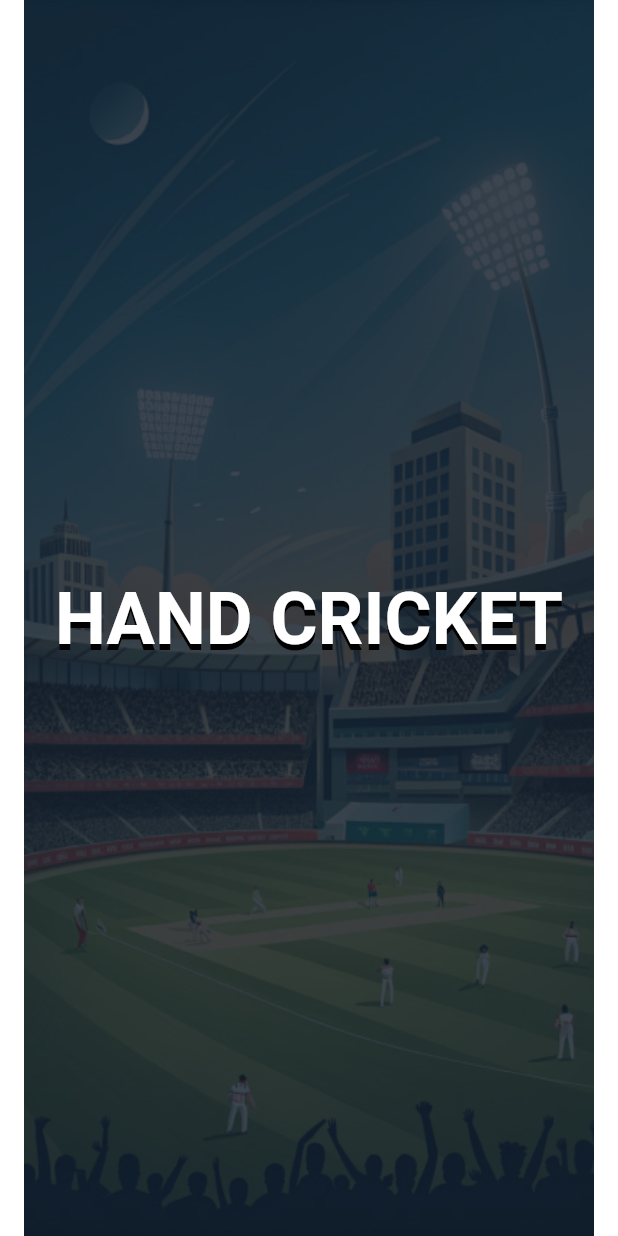
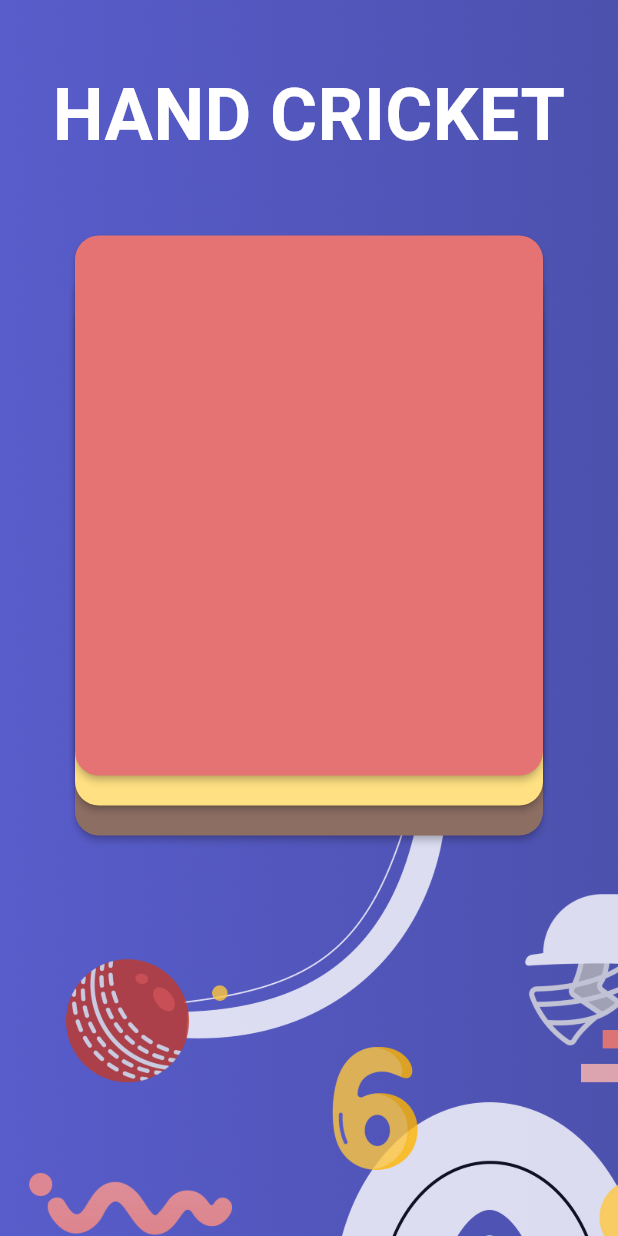
Before and after one commit to harshrajput1506/flutter_hand_cricket, a Flutter app: the screen it shows after launch, on a phone screen of 412 x 824 dp. Run offline on Flutter 3.47's test engine with Material 3 defaults, Android fonts, the phone set to English and light mode, and no system bars; our stand-ins replace google_fonts.

Commit message:
changes in homescreen

```diff
--- a/lib/home_screen.dart
+++ b/lib/home_screen.dart
@@ -1,47 +1,98 @@
 import 'package:flutter/material.dart';
 import 'package:google_fonts/google_fonts.dart';
-
 
 class HomeScreen extends StatefulWidget {
   const HomeScreen({super.key});
 
   @override
-  State<HomeScreen> createState() => _HomeScreen();
+  State<HomeScreen> createState() => _HomeScreenState();
 }
 
-class _HomeScreen extends State<HomeScreen> {
+class _HomeScreenState extends State<HomeScreen> {
+  final cards = [Colors.red[300], Colors.amber[200], Colors.brown[400]];
+
   @override
   Widget build(BuildContext context) {
-    return Stack(
+    return Scaffold(
+      body: Container(
+        /// Background image using BoxDecoration
+        decoration: const BoxDecoration(
+          image: DecorationImage(
+            image: AssetImage('assets/images/background.jpg'),
+            fit: BoxFit.cover,
+          ),
+        ),
+
+        /// Main content
+        child: SafeArea(
+          child: Center(
+            child: Column(
               children: [
-        Positioned.fill(child: Image.asset('assets/bg.jpg')),
-        Center(
-          child: Column(
-            mainAxisAlignment: MainAxisAlignment.center,
-            children: [
-              Padding(padding: const EdgeInsets.all(24),
+                const SizedBox(
+                  height: 30.0,
+                ),
+                Padding(
+                  padding: const EdgeInsets.all(12.0),
                   child: Text(
-                'HAND CRICKET',
+                    "HAND CRICKET",
+                    textAlign: TextAlign.center,
                     style: GoogleFonts.mavenPro(
                       fontSize: 48,
-                  color: Colors.white,
                       fontWeight: FontWeight.bold,
-                  decoration: TextDecoration.none,
-                  shadows: [
-                    const Shadow(
-                      color: Colors.black,
-                      offset: Offset(0, 4),
-                      blurRadius: 0
+                      color: Colors.white, // White text for better contrast
                     ),
-                  ]
                   ),
-                textAlign: TextAlign.center,
-              ),)
+                ),
+                const SizedBox(
+                  height: 30.0,
+                ),
+                SizedBox(
+                  height: 500,
+                  width: 320,
+                  child: Stack(
+                    children: [
+                      ...List.generate(
+                          3,
+                          (index) => GameCard(
+                                card: cards[index]!,
+                                depth: index,
+                              )).reversed
                     ],
                   ),
                 )
               ],
-
+            ),
+          ),
+        ),
+      ),
     );
   }
 }
+
+class GameCard extends StatelessWidget {
+  const GameCard({super.key, required this.card, required this.depth});
+
+  final Color card;
+  final int depth;
+
+  @override
+  Widget build(BuildContext context) {
+    return Positioned(
+      top: depth * 20,
+      left: 0,
+      right: 0,
+      child: Card(
+        color: card,
+        shape: const RoundedRectangleBorder(
+            borderRadius: BorderRadius.all(Radius.circular(16.0))),
+        elevation: 2,
+        child: const SizedBox(
+          height: 360,
+          child: Column(
+            children: [],
+          ),
+        ),
+      ),
+    );
+  }
+}
--- a/lib/main.dart
+++ b/lib/main.dart
@@ -1,5 +1,6 @@
 import 'dart:math';
 import 'package:flutter/material.dart';
+import 'package:hand_cricket/card_stack_screen.dart';
 import 'package:hand_cricket/home_screen.dart';
 
 void main() {
@@ -12,6 +13,7 @@ class HandCricketGame extends StatelessWidget {
   @override
   Widget build(BuildContext context) {
     return const MaterialApp(
+      debugShowCheckedModeBanner: false,
       title: 'Hand Cricket',
       home: HomeScreen(),
     );
--- a/pubspec.yaml
+++ b/pubspec.yaml
@@ -62,6 +62,7 @@ flutter:
 
   assets:
     - assets/bg.jpg
+    - assets/images/background.jpg
 
   # To add assets to your application, add an assets section, like this:
   # assets:
```
Also changed, not shown: lib/card_stack_screen.dart (added, +128 -0 lines), assets/images/background.jpg (added). Lines whose indentation alone changed are shown as unchanged.
